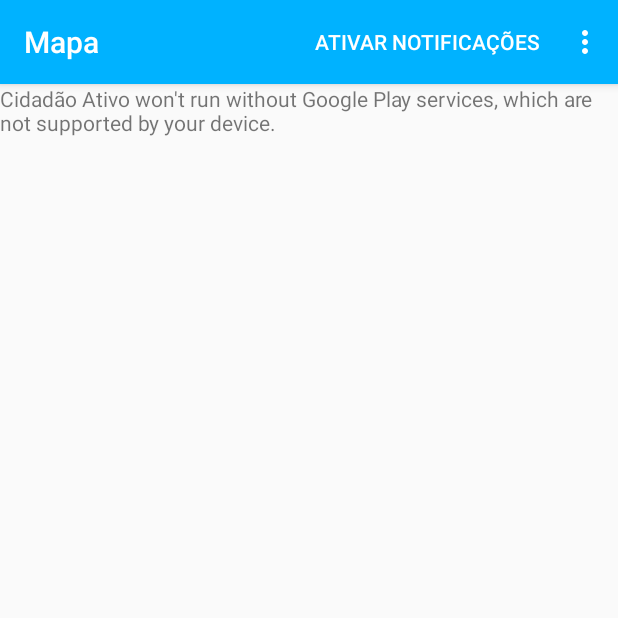
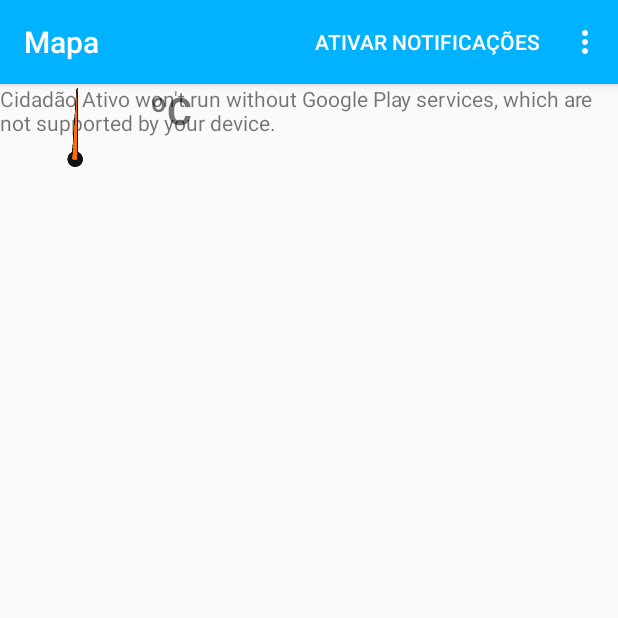
Before and after one commit to paulovareiro29/CidadaoAtivo, an Android app: the MapActivity screen opened directly, with no data from a screen before it, on a phone screen of 412 x 824 dp, the top half of it. Run offline under Robolectric (Android 15) with nearby library versions, the phone set to English and light mode, and no system bars; 3 statements that could not run were skipped.

Commit message:
Sensores feitos. Bussula e sensor de temperatura ambiente

```diff
--- a/app/src/main/AndroidManifest.xml
+++ b/app/src/main/AndroidManifest.xml
@@ -10,6 +10,7 @@
     <uses-permission android:name="android.permission.ACCESS_FINE_LOCATION" />
     <uses-permission android:name="android.permission.INTERNET" />
     <uses-permission android:name="android.permission.ACCESS_BACKGROUND_LOCATION" />
+
 
     <application
         android:allowBackup="true"
--- a/app/src/main/java/ipvc/estg/cidadaoativo/MapActivity.kt
+++ b/app/src/main/java/ipvc/estg/cidadaoativo/MapActivity.kt
@@ -7,9 +7,15 @@ import android.content.Intent
 import android.content.SharedPreferences
 import android.content.pm.PackageManager
 import android.graphics.Color
+import android.hardware.Sensor
+import android.hardware.SensorEvent
+import android.hardware.SensorEventListener
+import android.hardware.SensorManager
 import android.os.Bundle
 import android.util.Log
 import android.view.*
+import android.view.animation.Animation
+import android.view.animation.RotateAnimation
 import android.widget.*
 import androidx.appcompat.app.AppCompatActivity
 import androidx.core.app.ActivityCompat
@@ -31,7 +37,7 @@ import retrofit2.Call
 import retrofit2.Callback
 import retrofit2.Response
 
-class MapActivity : AppCompatActivity(), OnMapReadyCallback, GoogleMap.OnMarkerClickListener {
+class MapActivity : AppCompatActivity(), OnMapReadyCallback, GoogleMap.OnMarkerClickListener{
     val newLocationRequestCode = 1
 
     private lateinit var mMap: GoogleMap
@@ -53,9 +59,26 @@ class MapActivity : AppCompatActivity(), OnMapReadyCallback, GoogleMap.OnMarkerC
 
     private val geofenceList = mutableListOf<String>()
 
+    private lateinit var sensorManager: SensorManager
+
+    private lateinit var sensorAccelerometer: Sensor
+    private lateinit var sensorMagneticField: Sensor
+    private lateinit var sensorTemperature: Sensor
+
+    private var mGravity = FloatArray(3)
+    private var mGeoMagnetic = FloatArray(3)
+
+    private var azimuth = 0f
+    private var currectAzimuth = 0f
+
+    private lateinit var pointer: ImageView
+    private lateinit var temperatureTextView: TextView
+
+
     override fun onCreate(savedInstanceState: Bundle?) {
         super.onCreate(savedInstanceState)
         setContentView(R.layout.activity_map)
+
 
          settingsPreferences = getSharedPreferences(
             getString(R.string.preference_settings_key), Context.MODE_PRIVATE
@@ -86,7 +109,85 @@ class MapActivity : AppCompatActivity(), OnMapReadyCallback, GoogleMap.OnMarkerC
 
         createLocationRequest()
 
-        //refreshMap()
+        //sensores
+        pointer = findViewById<ImageView>(R.id.pointer)
+        temperatureTextView = findViewById<TextView>(R.id.map_temperatura)
+
+        sensorManager= getSystemService(Context.SENSOR_SERVICE) as SensorManager
+        sensorAccelerometer = sensorManager.getDefaultSensor(Sensor.TYPE_ACCELEROMETER)
+        sensorMagneticField = sensorManager.getDefaultSensor(Sensor.TYPE_MAGNETIC_FIELD)
+        sensorTemperature = sensorManager.getDefaultSensor(Sensor.TYPE_AMBIENT_TEMPERATURE)
+
+        val temperatureListener = object: SensorEventListener {
+            override fun onAccuracyChanged(p0: Sensor, p1: Int) {
+
+            }
+
+            override fun onSensorChanged(event: SensorEvent) {
+                temperatureTextView.text = "${event.values[0]}ºC"
+            }
+
+        }
+
+        val accelerometerListener = object: SensorEventListener {
+            override fun onAccuracyChanged(p0: Sensor, p1: Int) {
+
+            }
+
+            override fun onSensorChanged(event: SensorEvent) {
+                var alpha = 0.97f
+                mGravity[0] = alpha*mGravity[0]+(1-alpha)*event.values[0]
+                mGravity[1] = alpha*mGravity[1]+(1-alpha)*event.values[1]
+                mGravity[2] = alpha*mGravity[2]+(1-alpha)*event.values[2]
+
+                UpdateBussula()
+            }
+
+        }
+
+        val magneticFieldListener = object: SensorEventListener {
+            override fun onAccuracyChanged(p0: Sensor, p1: Int) {
+
+            }
+
+            override fun onSensorChanged(event: SensorEvent) {
+                var alpha = 0.97f
+                mGeoMagnetic[0] = alpha*mGeoMagnetic[0]+(1-alpha)*event.values[0]
+                mGeoMagnetic[1] = alpha*mGeoMagnetic[1]+(1-alpha)*event.values[1]
+                mGeoMagnetic[2] = alpha*mGeoMagnetic[2]+(1-alpha)*event.values[2]
+
+                UpdateBussula()
+            }
+
+        }
+
+        sensorManager.registerListener(accelerometerListener, sensorAccelerometer ,SensorManager.SENSOR_DELAY_NORMAL)
+        sensorManager.registerListener(magneticFieldListener, sensorMagneticField ,SensorManager.SENSOR_DELAY_NORMAL)
+        sensorManager.registerListener(temperatureListener, sensorTemperature ,SensorManager.SENSOR_DELAY_NORMAL)
+    }
+
+    fun UpdateBussula () {
+        var R = FloatArray(9)
+        var I = FloatArray(9)
+        var success: Boolean = SensorManager.getRotationMatrix(R,I,mGravity,mGeoMagnetic)
+        if(success) {
+
+
+            var orientation = FloatArray(3)
+            SensorManager.getOrientation(R,orientation)
+            azimuth = Math.toDegrees(orientation[0].toDouble()).toFloat()
+            azimuth = (azimuth+360)%360
+
+            var anim: Animation = RotateAnimation(-currectAzimuth,-azimuth,Animation.RELATIVE_TO_SELF,0.5f,Animation.RELATIVE_TO_SELF,0.5f)
+            currectAzimuth = azimuth
+
+            anim.duration = 100
+            anim.repeatCount = 0
+            anim.fillAfter = true
+
+            Log.d("TAAAG", "${azimuth}")
+            pointer.startAnimation(anim)
+        }
     }
 
     override fun onPause() {
@@ -144,7 +245,7 @@ class MapActivity : AppCompatActivity(), OnMapReadyCallback, GoogleMap.OnMarkerC
     }
 
     fun addGeofence(id: String, latlng: LatLng, radius: Float){
-        val geofence = geofenceHelper.getGeofence(id, latlng,radius, Geofence.GEOFENCE_TRANSITION_ENTER)
+        val geofence = geofenceHelper.getGeofence(id, latlng,radius, Geofence.GEOFENCE_TRANSITION_ENTER or Geofence.GEOFENCE_TRANSITION_EXIT)
         val geofencingRequest = geofenceHelper.getGeofencingRequest(geofence)
         val pendingIntent = geofenceHelper.getPendingIntent()
         if (ActivityCompat.checkSelfPermission(
--- a/app/src/main/res/layout/activity_map.xml
+++ b/app/src/main/res/layout/activity_map.xml
@@ -11,6 +11,30 @@
         android:name="com.google.android.gms.maps.SupportMapFragment"
         android:layout_width="match_parent"
         android:layout_height="match_parent" />
+
+    <LinearLayout
+        android:layout_width="wrap_content"
+        android:layout_height="wrap_content">
+
+        <ImageView
+            android:id="@+id/pointer"
+            android:layout_width="100dp"
+            android:layout_height="100dp"
+            android:layout_alignParentLeft="true"
+            android:layout_alignParentTop="true"
+            app:srcCompat="@drawable/pointer"
+            />
+
+        <TextView
+            android:id="@+id/map_temperatura"
+            android:layout_width="wrap_content"
+            android:layout_height="wrap_content"
+            android:textSize="25dp"
+            android:textStyle="bold"
+            android:text="ºC"
+            />
+    </LinearLayout>
+
 
     <com.google.android.material.floatingactionbutton.FloatingActionButton
         android:layout_width="wrap_content"
--- a/app/src/main/res/values/strings.xml
+++ b/app/src/main/res/values/strings.xml
@@ -29,4 +29,5 @@
     <string name="preference_settings_key">settingsfile</string>
     <string name="ativar_notificacoes">Ativar notificações</string>
     <string name="desativar_notificacoes">Desativar notificações</string>
+    <string name="geofence_exited">Saiu da zona de um problema!</string>
 </resources>
```
Also changed, not shown: app/src/main/java/ipvc/estg/cidadaoativo/geofence/GeofenceBroadcastReceiver.kt (+14 -1 lines), app/src/main/res/drawable/pointer.webp (added), 1 other file.
